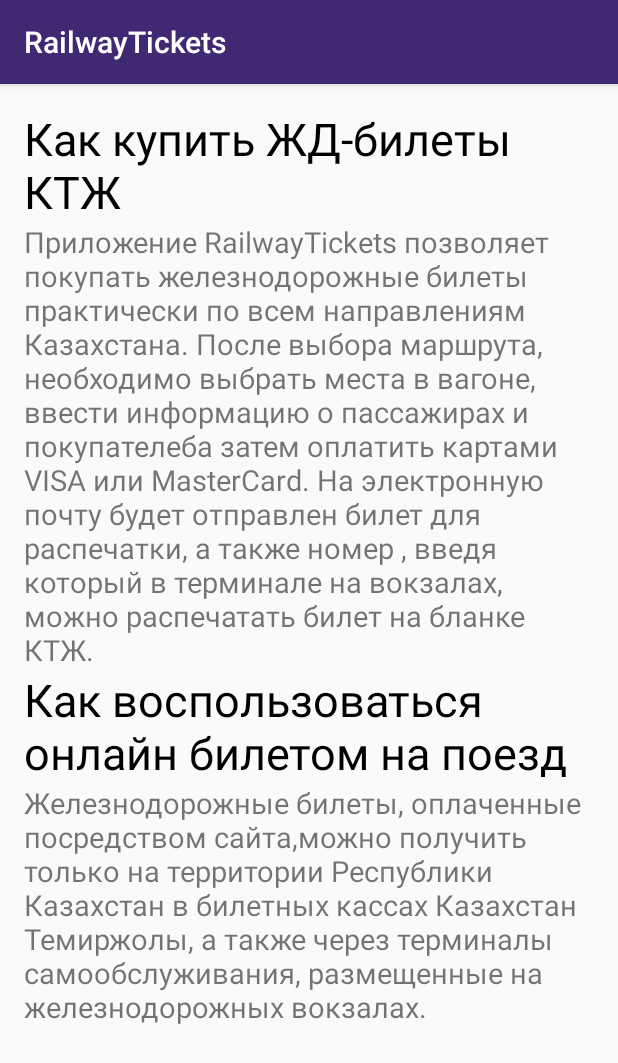
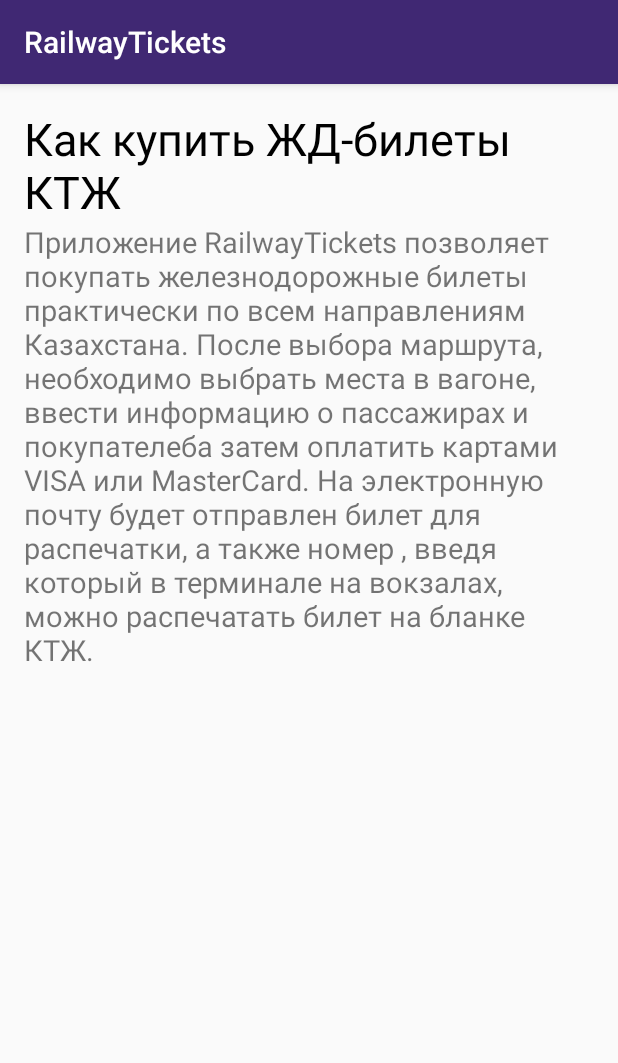
Before and after one commit to hackerfrommars/Railways-android, an Android app: the FragmentTwoActivity screen opened directly, with no data from a screen before it, on a phone screen of 412 x 824 dp. Shown: the top 1063 px of the screen. Run offline under Robolectric (Android 15) with nearby library versions, the phone set to English and light mode, and no system bars.

Commit message:
help added and smt removed

```diff
--- a/app/src/main/java/com/example/aisha/project/MainActivity.java
+++ b/app/src/main/java/com/example/aisha/project/MainActivity.java
@@ -223,7 +223,7 @@ public class MainActivity extends AppCompatActivity
         if (id == R.id.nav_one) {
             fragmentManager.beginTransaction().replace(R.id.frame, new FirstFragment());
             Log.d("isClicked", "first");
-            Intent intent = new Intent(MainActivity.this, FragmentOneActivity.class);
+            Intent intent = new Intent(MainActivity.this, FragmentTwoActivity.class);
             startActivity(intent);
         } else if (id == R.id.nav_two) {
             fragmentManager.beginTransaction().replace(R.id.frame, new SecondFragment());
--- a/app/src/main/res/layout/activity_fragment_two.xml
+++ b/app/src/main/res/layout/activity_fragment_two.xml
@@ -25,18 +25,4 @@
         android:layout_below="@+id/ktzh"
         android:textSize="19sp"
         android:id="@+id/txt"/>
-    <TextView
-        android:layout_below="@+id/txt"
-        android:text="Как воспользоваться онлайн билетом на поезд"
-        android:layout_height="wrap_content"
-        android:layout_width="wrap_content"
-        android:textSize="30sp"
-        android:textColor="#000000"
-        android:id="@+id/txt1"/>
-    <TextView
-        android:layout_below="@+id/txt1"
-        android:layout_width="wrap_content"
-        android:layout_height="wrap_content"
-        android:textSize="19sp"
-        android:text="Железнодорожные билеты, оплаченные посредством сайта,можно получить только на территории Республики Казахстан в билетных кассах Казахстан Темиржолы, а также через терминалы самообслуживания, размещенные на железнодорожных вокзалах."/>
 </RelativeLayout>
```
Also changed, not shown: app/src/main/res/layout/activity_fragment_one.xml (+0 -11 lines).
